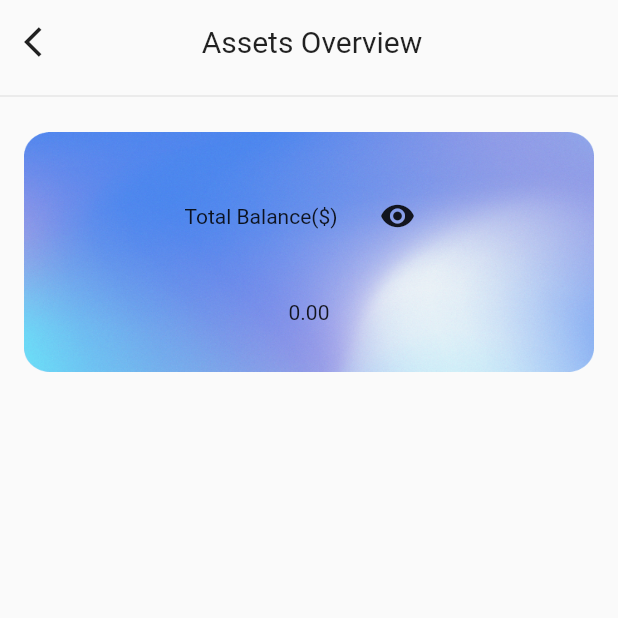
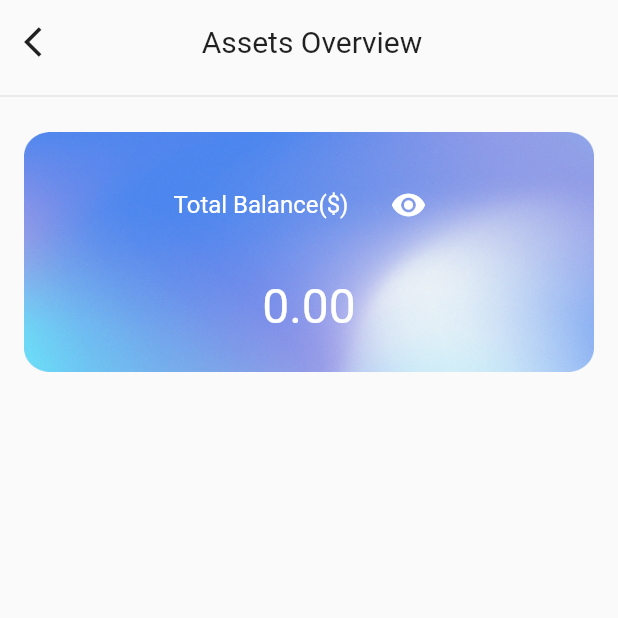
Before and after one commit to WaltonChain/waltonChain_Wallet2.0, a Flutter app: the AssetsOverviewView screen opened by its route, after a tap on the "visibility off" icon, on a phone screen of 412 x 824 dp, the top half of it. Run offline on Flutter 3.47's test engine with Material 2 defaults, Android fonts, the phone set to English and light mode, and no system bars; our stand-ins replace convert, flutter_dotenv, flutter_easyloading, flutter_linkify, get, hex and 4 more; missing offline and left inert: bip39, crypt, ed25519_hd_key, flutter_inappwebview, ota_update, scan and 1 more; accounts and stored records are empty; network calls fail; statements that could not run were skipped.

Commit message:
fix total balance error

```diff
--- a/lib/app/modules/assets/views/assets_view.dart
+++ b/lib/app/modules/assets/views/assets_view.dart
@@ -140,7 +140,9 @@ class AssetCard extends GetView<AssetsController> {
               subtitle: Row(
                 children: [
                   Obx(() => Text(
-                        controller.wtcBalance.value.toStringAsFixed(2),
+                        (controller.wtcAmount.value +
+                                controller.wtaAmount.value)
+                            .toStringAsFixed(2),
                         style: const TextStyle(
                             fontSize: 24.0, color: Colors.white),
                       )),
--- a/lib/app/modules/assets_overview/controllers/assets_overview_controller.dart
+++ b/lib/app/modules/assets_overview/controllers/assets_overview_controller.dart
@@ -9,7 +9,7 @@ class AssetsOverviewController extends GetxController {
   @override
   void onInit() {
     super.onInit();
-    totalBalance.value = ac.wtcBalance.value;
+    totalBalance.value = ac.wtcAmount.value + ac.wtaAmount.value;
   }
 
   // @override
--- a/lib/app/modules/assets_overview/views/assets_overview_view.dart
+++ b/lib/app/modules/assets_overview/views/assets_overview_view.dart
@@ -37,21 +37,32 @@ class AssetsOverviewView extends GetView<AssetsOverviewController> {
                         Row(
                           mainAxisSize: MainAxisSize.min,
                           children: [
-                            const Text(r'Total Balance($)'),
+                            const Text(
+                              r'Total Balance($)',
+                              style: TextStyle(
+                                  color: Colors.white, fontSize: 16.0),
+                            ),
                             const SizedBox(width: 16.0),
                             IconButton(
-                              icon: Obx(() => Icon(controller.visible.value
-                                  ? Icons.visibility
-                                  : Icons.visibility_off)),
+                              icon: Obx(() => Icon(
+                                    controller.visible.value
+                                        ? Icons.visibility
+                                        : Icons.visibility_off,
+                                    color: Colors.white,
+                                  )),
                               onPressed: () {
                                 controller.toggleVisible();
                               },
                             ),
                           ],
                         ),
-                        Obx(() => Text(controller.visible.value
-                            ? controller.totalBalance.value.toStringAsFixed(2)
-                            : '****')),
+                        Obx(() => Text(
+                            controller.visible.value
+                                ? controller.totalBalance.value
+                                    .toStringAsFixed(2)
+                                : '****',
+                            style: const TextStyle(
+                                color: Colors.white, fontSize: 32.0))),
                       ],
                     ),
                   ),
--- a/lib/app/modules/camera_scan/controllers/camera_scan_controller.dart
+++ b/lib/app/modules/camera_scan/controllers/camera_scan_controller.dart
@@ -25,7 +25,7 @@ class CameraScanController extends GetxController {
 
   onCapture(String qrcode) {
     this.qrcode = qrcode;
-    print('onCapture: $qrcode');
+    // print('onCapture: $qrcode');
     if (qrcode.startsWith('0x') && qrcode.length == 42) {
       Get.offNamed(Routes.SEND, arguments: {'to': qrcode});
     } else {
```
